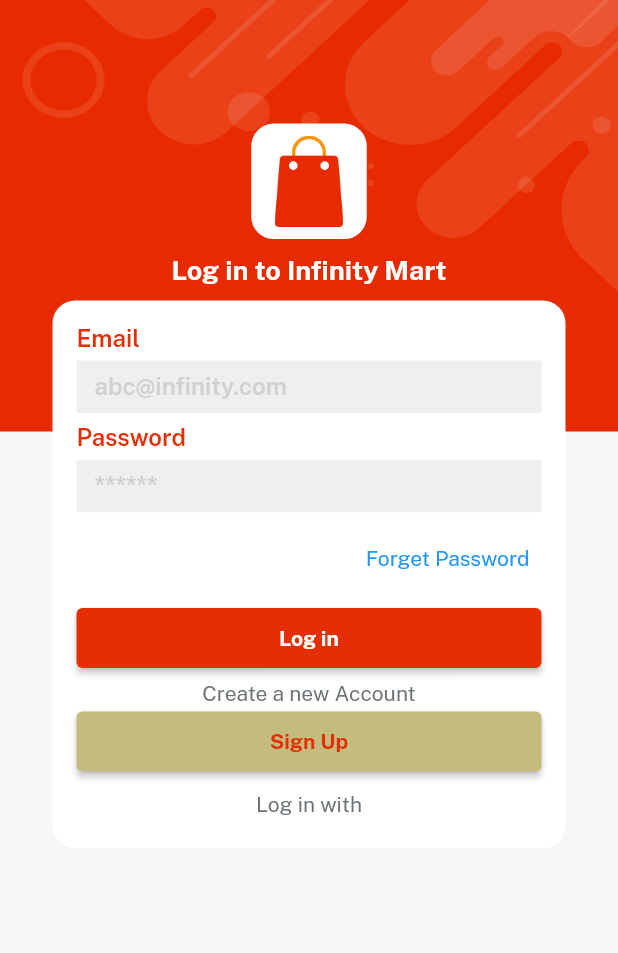
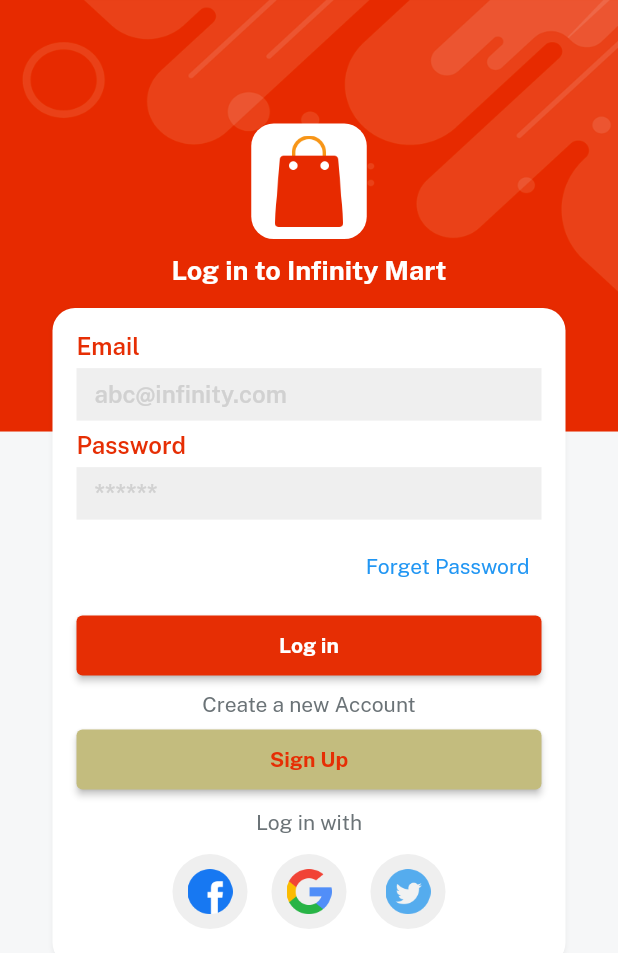
Before and after one commit to asmit-gupta/Flutter_E-mart, a Flutter app: the screen it shows after launch, on a phone screen of 412 x 824 dp. Shown: the top 953 px of the screen. Run offline on Flutter 3.47's test engine with Material 2 defaults, Android fonts, the phone set to English and light mode, and no system bars; our stand-ins replace get, velocity_x.

Commit message:
completed login page UI

```diff
--- a/lib/views/auth_screen/login_screen.dart
+++ b/lib/views/auth_screen/login_screen.dart
@@ -1,6 +1,7 @@
 // ignore_for_file: prefer_const_constructors
 
 import 'package:emart_app/consts/consts.dart';
+import 'package:emart_app/consts/lists.dart';
 import 'package:emart_app/widgets_common/applogo_widget.dart';
 import 'package:emart_app/widgets_common/bg_widget.dart';
 import 'package:emart_app/widgets_common/custom_textfield.dart';
@@ -20,6 +21,7 @@ class _LoginScreenState extends State<LoginScreen> {
   Widget build(BuildContext context) {
     return bgWidget(
         child: Scaffold(
+      resizeToAvoidBottomInset: false,
       body: Center(
         child: Column(
           children: [
@@ -27,7 +29,7 @@ class _LoginScreenState extends State<LoginScreen> {
             applogoWidget(),
             10.heightBox,
             "Log in to $appname".text.fontFamily(bold).white.size(18).make(),
-            10.heightBox,
+            15.heightBox,
             Column(
               children: [
                 customTextField(hint: emailHint, title: email),
@@ -49,8 +51,9 @@ class _LoginScreenState extends State<LoginScreen> {
                     .box
                     .width(context.screenWidth - 50)
                     .make(),
+                7.heightBox,
+                createnewAccount.text.color(fontGrey).make(),
                 5.heightBox,
-                createnewAccount.text.color(fontGrey).make(),
                 ourButton(
                   color: Color.fromARGB(255, 195, 188, 126),
                   title: signUp,
@@ -60,6 +63,22 @@ class _LoginScreenState extends State<LoginScreen> {
                 10.heightBox,
                 loginwith.text.color(fontGrey).make(),
                 5.heightBox,
+                Row(
+                  mainAxisAlignment: MainAxisAlignment.center,
+                  children: List.generate(
+                      3,
+                      (index) => Padding(
+                            padding: const EdgeInsets.all(8.0),
+                            child: CircleAvatar(
+                              backgroundColor: lightGrey,
+                              radius: 25,
+                              child: Image.asset(
+                                socialIconList[index],
+                                width: 30,
+                              ),
+                            ),
+                          )),
+                )
               ],
             )
                 .box
@@ -67,6 +86,7 @@ class _LoginScreenState extends State<LoginScreen> {
                 .rounded
                 .padding(const EdgeInsets.all(16))
                 .width(context.screenWidth - 70)
+                .shadowSm
                 .make()
           ],
         ),
```
